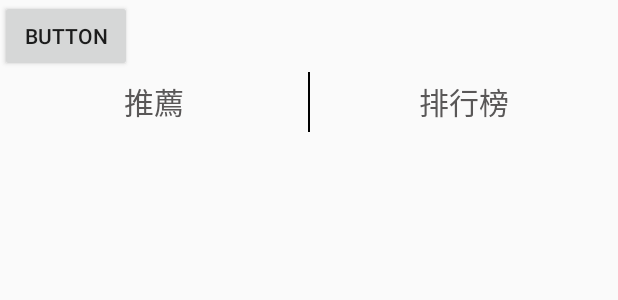
After one commit to James992927108/2017-fall-school, an Android app: the layout activity_first.xml on its own in the app's theme, with its tools: preview values and no code run, on a phone screen of 412 x 824 dp. The commit adds this screen. Shown: the top 300 px of the screen. Run offline under Robolectric (Android 15) with nearby library versions, the phone set to English and light mode, and no system bars.

Commit message:
完成合併以及調整介面顯示

```diff
--- a/CofShop-master/app/build.gradle
+++ b/CofShop-master/app/build.gradle
@@ -19,6 +19,7 @@ android {
 }
 
 dependencies {
+    implementation 'com.android.support.constraint:constraint-layout:1.0.2'
     compile fileTree(dir: 'libs', include: ['*.jar'])
     compile 'com.android.support:appcompat-v7:22.2.1'
     compile 'com.google.android.gms:play-services:7.5.0'
--- /dev/null
+++ b/CofShop-master/app/src/main/res/layout/activity_first.xml
@@ -0,0 +1,101 @@
+<?xml version="1.0" encoding="utf-8"?>
+<LinearLayout xmlns:android="http://schemas.android.com/apk/res/android"
+    xmlns:app="http://schemas.android.com/apk/res-auto"
+    xmlns:tools="http://schemas.android.com/tools"
+    android:layout_width="match_parent"
+    android:layout_height="match_parent"
+    tools:context="slidenerd.vivz.gpdemo.FirstActivity"
+    android:orientation="vertical"
+    >
+
+    <Button
+        android:id="@+id/button"
+        android:layout_width="wrap_content"
+        android:layout_height="wrap_content"
+        android:onClick="goToMap"
+        android:text="Button" />
+    <LinearLayout
+        android:layout_width="match_parent"
+        android:layout_height="wrap_content"
+        android:orientation="horizontal"
+        >
+        <TextView
+            android:layout_width="0dp"
+            android:layout_weight="1"
+            android:layout_height="40dp"
+            android:layout_gravity="center"
+            android:gravity="center"
+            android:textColor="#595757"
+            android:textSize="20sp"
+            android:text="推薦"
+            />
+        <View
+            android:layout_width="1dp"
+            android:layout_height="match_parent"
+            android:background="#000000"
+            >
+        </View>
+        <TextView
+            android:layout_width="0dp"
+            android:layout_weight="1"
+            android:layout_height="40dp"
+            android:id="@+id/tx"
+            android:layout_gravity="center"
+            android:gravity="center"
+            android:textColor="#595757"
+            android:textSize="20sp"
+            android:text="排行榜"
+            />
+    </LinearLayout>
+
+
+    <LinearLayout
+        android:layout_width="match_parent"
+        android:layout_height="wrap_content"
+        android:orientation="horizontal"
+        >
+
+        <ScrollView
+            android:layout_marginLeft="25dp"
+            android:layout_width="0dp"
+            android:layout_weight="0.5"
+            android:scrollbars="none"
+            android:layout_height="wrap_content">
+            <LinearLayout
+                android:layout_width="match_parent"
+                android:layout_height="wrap_content"
+                android:orientation="vertical"
+                android:id="@+id/parent"
+                >
+
+            </LinearLayout>
+
+        </ScrollView>
+        <View
+            android:layout_width="1dp"
+            android:layout_height="match_parent"
+            android:background="#000000"
+            >
+        </View>
+        <ScrollView
+            android:layout_marginStart="25dp"
+            android:layout_width="0dp"
+            android:layout_weight="0.5"
+            android:scrollbars="none"
+            android:layout_height="wrap_content">
+            <LinearLayout
+                android:layout_width="match_parent"
+                android:layout_height="wrap_content"
+                android:orientation="vertical"
+                android:id="@+id/parent2"
+                >
+
+            </LinearLayout>
+
+        </ScrollView>
+
+    </LinearLayout>
+
+
+
+</LinearLayout>
--- a/CofShop-master/app/src/main/res/values/strings.xml
+++ b/CofShop-master/app/src/main/res/values/strings.xml
@@ -3,8 +3,10 @@
     <string name="app_name">WTE</string>
 
     <string name="hello_world">Hello world!</string>
-    <string name="google_places_api_key">AIzaSyDYjbxZqdwQ_BdkZgYe-VLjGNh5EXVba70</string>//已修改自己得place map api key
-    <string name="google_distance_matrix_api_key"> AIzaSyDiCBOdCW0bCbETX0nAfg3HLAiWMtWZdyg</string>//已修改自己得place map api key
+    <string name="google_places_api_key">AIzaSyDYjbxZqdwQ_BdkZgYe-VLjGNh5EXVba70</string>
+    //已修改自己得place map api key
+    <string name="google_distance_matrix_api_key"> AIzaSyDiCBOdCW0bCbETX0nAfg3HLAiWMtWZdyg</string>
+    //已修改自己得place map api key
     <string name="status_ok">OK</string>
     <string name="status_zero_results">ZERO_RESULTS</string>
     <string name="status_over_query_limit">OVER_QUERY_LIMIT</string>
--- a/CofShop-master/gradle.properties
+++ b/CofShop-master/gradle.properties
@@ -16,3 +16,4 @@
 # This option should only be used with decoupled projects. More details, visit
 # http://www.gradle.org/docs/current/userguide/multi_project_builds.html#sec:decoupled_projects
 # org.gradle.parallel=true
+android.enableAapt2 = false
```
Also changed, not shown: CofShop-master/app/src/main/AndroidManifest.xml (+8 -6 lines), CofShop-master/app/src/main/java/slidenerd/vivz/gpdemo/FirstActivity.java (added, +74 -0 lines), CofShop-master/app/src/main/java/slidenerd/vivz/gpdemo/MainActivity.java (+16 -9 lines), CofShop-master/app/src/main/res/layout/activity_main.xml (+7 -0 lines), 1 other file.
